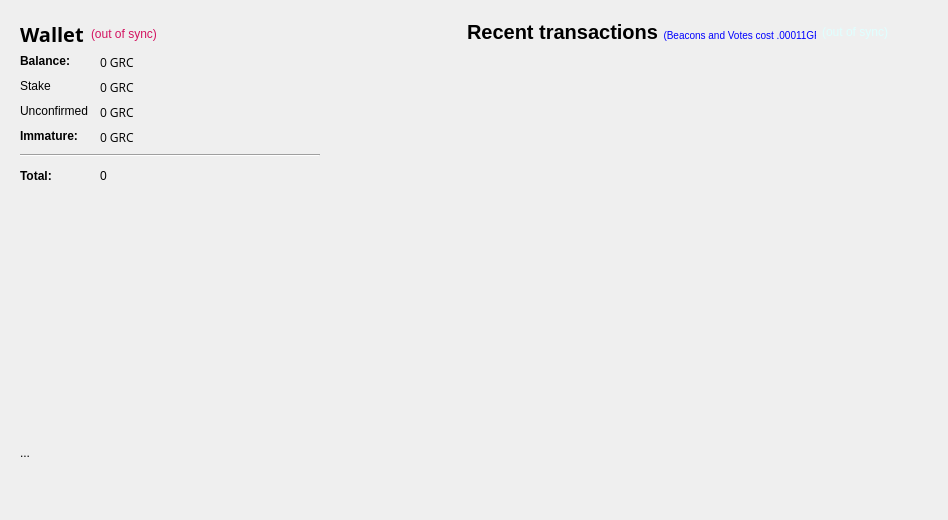
Before: the Qt Designer form src/qt/forms/overviewpage.ui in gridcoin-community/Gridcoin-Research, drawn with Qt 5.
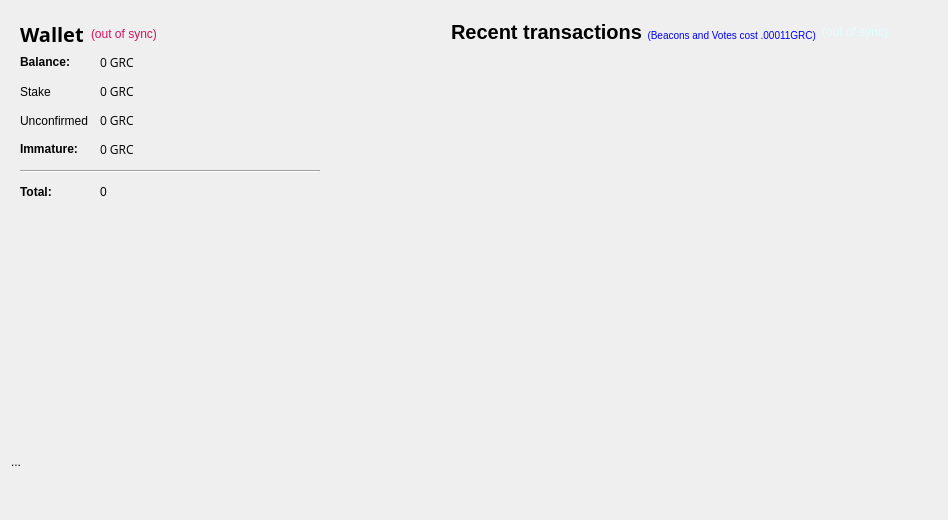
After: the same form once the commit is applied. Icons and pictures are not drawn.

Commit message: Changed overview layout to better scale with window size.

The edit to the form file:
```diff
--- a/src/qt/forms/overviewpage.ui
+++ b/src/qt/forms/overviewpage.ui
@@ -25,7 +25,7 @@
   <property name="maximumSize">
    <size>
     <width>16777215</width>
-    <height>520</height>
+    <height>16777215</height>
    </size>
   </property>
   <property name="windowTitle">
@@ -35,269 +35,13 @@
    <string notr="true">color:#000000;
 font-family:'Open Sans,sans-serif';</string>
   </property>
-  <layout class="QGridLayout" name="gridLayout_2">
-   <property name="sizeConstraint">
-    <enum>QLayout::SetMaximumSize</enum>
-   </property>
-   <property name="leftMargin">
-    <number>11</number>
-   </property>
-   <property name="horizontalSpacing">
-    <number>0</number>
-   </property>
-   <item row="1" column="1">
-    <layout class="QVBoxLayout" name="verticalLayout_3">
-     <property name="spacing">
-      <number>7</number>
-     </property>
-     <item>
-      <widget class="QFrame" name="frame_2">
-       <property name="sizePolicy">
-        <sizepolicy hsizetype="Preferred" vsizetype="Preferred">
-         <horstretch>0</horstretch>
-         <verstretch>0</verstretch>
-        </sizepolicy>
-       </property>
-       <property name="minimumSize">
-        <size>
-         <width>400</width>
-         <height>0</height>
-        </size>
-       </property>
-       <layout class="QVBoxLayout" name="verticalLayout">
-        <property name="leftMargin">
-         <number>0</number>
-        </property>
-        <item>
-         <layout class="QHBoxLayout" name="horizontalLayout_2">
-          <item>
-           <spacer name="horizontalSpacer_3">
-            <property name="orientation">
-             <enum>Qt::Horizontal</enum>
-            </property>
-            <property name="sizeType">
-             <enum>QSizePolicy::Expanding</enum>
-            </property>
-            <property name="sizeHint" stdset="0">
-             <size>
-              <width>40</width>
-              <height>20</height>
-             </size>
-            </property>
-           </spacer>
-          </item>
-          <item>
-           <widget class="QLabel" name="label_4">
-            <property name="sizePolicy">
-             <sizepolicy hsizetype="MinimumExpanding" vsizetype="Preferred">
-              <horstretch>0</horstretch>
-              <verstretch>0</verstretch>
-             </sizepolicy>
-            </property>
-            <property name="minimumSize">
-             <size>
-              <width>300</width>
-              <height>0</height>
-             </size>
-            </property>
-            <property name="text">
-             <string>&lt;html&gt;&lt;head/&gt;&lt;body&gt;&lt;p&gt;&lt;span style=&quot; font-size:20px; font-weight:600; color:#000000;&quot;&gt;Recent transactions&lt;/span&gt;&lt;small&gt;&lt;span&gt;&lt;font color=blue&gt;&amp;nbsp;&amp;nbsp;(Beacons and Votes cost .00011GRC)&lt;/span&gt;&lt;/font&gt;&lt;/p&gt;&lt;/body&gt;&lt;/html&gt;</string>
-            </property>
-           </widget>
-          </item>
-          <item>
-           <widget class="QLabel" name="labelTransactionsStatus">
-            <property name="sizePolicy">
-             <sizepolicy hsizetype="Preferred" vsizetype="Preferred">
-              <horstretch>0</horstretch>
-              <verstretch>0</verstretch>
-             </sizepolicy>
-            </property>
-            <property name="minimumSize">
-             <size>
-              <width>0</width>
-              <height>0</height>
-             </size>
-            </property>
-            <property name="toolTip">
-             <string>The displayed information may be out of date. Your wallet automatically synchronizes with the Gridcoin network after a connection is established, but this process has not completed yet.</string>
-            </property>
-            <property name="styleSheet">
-             <string notr="true">QLabel { color: red; }</string>
-            </property>
-            <property name="text">
-             <string notr="true">&lt;html&gt;&lt;head/&gt;&lt;body&gt;&lt;p&gt;&lt;span style=&quot; color:#dfffff;&quot;&gt;(out of sync)&lt;/span&gt;&lt;/p&gt;&lt;/body&gt;&lt;/html&gt;</string>
-            </property>
-            <property name="alignment">
-             <set>Qt::AlignRight|Qt::AlignTrailing|Qt::AlignVCenter</set>
-            </property>
-           </widget>
-          </item>
-          <item>
-           <spacer name="horizontalSpacer">
-            <property name="orientation">
-             <enum>Qt::Horizontal</enum>
-            </property>
-            <property name="sizeType">
-             <enum>QSizePolicy::Fixed</enum>
-            </property>
-            <property name="sizeHint" stdset="0">
-             <size>
-              <width>40</width>
-              <height>20</height>
-             </size>
-            </property>
-           </spacer>
-          </item>
-         </layout>
-        </item>
-        <item>
-         <spacer name="verticalSpacer_6">
-          <property name="orientation">
-           <enum>Qt::Vertical</enum>
-          </property>
-          <property name="sizeType">
-           <enum>QSizePolicy::Maximum</enum>
-          </property>
-          <property name="sizeHint" stdset="0">
-           <size>
-            <width>20</width>
-            <height>13</height>
-           </size>
-          </property>
-         </spacer>
-        </item>
-        <item>
-         <layout class="QHBoxLayout" name="horizontalLayout_3">
-          <item>
-           <spacer name="horizontalSpacer_5">
-            <property name="orientation">
-             <enum>Qt::Horizontal</enum>
-            </property>
-            <property name="sizeType">
-             <enum>QSizePolicy::Expanding</enum>
-            </property>
-            <property name="sizeHint" stdset="0">
-             <size>
-              <width>40</width>
-              <height>20</height>
-             </size>
-            </property>
-           </spacer>
-          </item>
-          <item>
-           <widget class="QListView" name="listTransactions">
-            <property name="sizePolicy">
-             <sizepolicy hsizetype="MinimumExpanding" vsizetype="MinimumExpanding">
-              <horstretch>0</horstretch>
-              <verstretch>0</verstretch>
-             </sizepolicy>
-            </property>
-            <property name="minimumSize">
-             <size>
-              <width>350</width>
-              <height>200</height>
-             </size>
-            </property>
-            <property name="styleSheet">
-             <string notr="true">QListView { background: transparent;font-size:12px;  }</string>
-            </property>
-            <property name="frameShape">
-             <enum>QFrame::NoFrame</enum>
-            </property>
-            <property name="verticalScrollBarPolicy">
-             <enum>Qt::ScrollBarAlwaysOff</enum>
-            </property>
-            <property name="horizontalScrollBarPolicy">
-             <enum>Qt::ScrollBarAlwaysOff</enum>
-            </property>
-            <property name="selectionMode">
-             <enum>QAbstractItemView::NoSelection</enum>
-            </property>
-           </widget>
-          </item>
-          <item>
-           <spacer name="horizontalSpacer_7">
-            <property name="orientation">
-             <enum>Qt::Horizontal</enum>
-            </property>
-            <property name="sizeType">
-             <enum>QSizePolicy::Fixed</enum>
-            </property>
-            <property name="sizeHint" stdset="0">
-             <size>
-              <width>40</width>
-              <height>20</height>
-             </size>
-            </property>
-           </spacer>
-          </item>
-         </layout>
-        </item>
+  <layout class="QVBoxLayout" name="verticalLayout_5">
         <item>
          <layout class="QHBoxLayout" name="horizontalLayout">
           <item>
-           <spacer name="horizontalSpacer_4">
-            <property name="orientation">
-             <enum>Qt::Horizontal</enum>
-            </property>
-            <property name="sizeType">
-             <enum>QSizePolicy::MinimumExpanding</enum>
-            </property>
-            <property name="sizeHint" stdset="0">
-             <size>
-              <width>40</width>
-              <height>20</height>
-             </size>
-            </property>
-           </spacer>
-          </item>
-          <item>
-           <widget class="QLabel" name="label12">
-            <property name="layoutDirection">
-             <enum>Qt::RightToLeft</enum>
-            </property>
-            <property name="text">
-             <string>&lt;html&gt;&lt;head/&gt;&lt;body&gt;&lt;p align=&quot;center&quot;&gt;&lt;a href=&quot;http://boincstats.com/en/stats/-1/team/detail/118094994/overview&quot;&gt;&lt;span style=&quot; text-decoration: underline; color:#0000ff;&quot;&gt;&lt;img src=&quot;:/images/wallet2&quot;/&gt;&lt;/span&gt;&lt;/a&gt;&lt;/p&gt;&lt;/body&gt;&lt;/html&gt;</string>
-            </property>
-            <property name="alignment">
-             <set>Qt::AlignRight|Qt::AlignTrailing|Qt::AlignVCenter</set>
-            </property>
-            <property name="margin">
-             <number>5</number>
-            </property>
-            <property name="openExternalLinks">
-             <bool>true</bool>
-            </property>
-           </widget>
-          </item>
-          <item>
-           <spacer name="horizontalSpacer_6">
-            <property name="orientation">
-             <enum>Qt::Horizontal</enum>
-            </property>
-            <property name="sizeType">
-             <enum>QSizePolicy::Fixed</enum>
-            </property>
-            <property name="sizeHint" stdset="0">
-             <size>
-              <width>40</width>
-              <height>20</height>
-             </size>
-            </property>
-           </spacer>
-          </item>
-         </layout>
-        </item>
-       </layout>
-      </widget>
-     </item>
-    </layout>
-   </item>
-   <item row="1" column="0">
     <layout class="QVBoxLayout" name="verticalLayout_2">
      <property name="spacing">
-      <number>1</number>
+        <number>-1</number>
      </property>
      <item>
       <widget class="QFrame" name="frame">
@@ -313,7 +57,13 @@
          <height>0</height>
         </size>
        </property>
-       <layout class="QVBoxLayout" name="verticalLayout_4">
+         <property name="maximumSize">
+          <size>
+           <width>16777215</width>
+           <height>16777215</height>
+          </size>
+         </property>
+         <layout class="QVBoxLayout" name="verticalLayout_10">
         <item>
          <layout class="QHBoxLayout" name="horizontalLayout_4">
           <property name="spacing">
@@ -402,7 +152,7 @@
            </widget>
           </item>
           <item row="1" column="0">
-           <widget class="QLabel" name="label_6">
+             <widget class="QLabel" name="label_10">
             <property name="text">
              <string>Stake</string>
             </property>
@@ -502,7 +252,7 @@
            </widget>
           </item>
           <item row="5" column="0">
-           <widget class="QLabel" name="label_10">
+             <widget class="QLabel" name="label_6">
             <property name="text">
              <string>&lt;html&gt;&lt;head/&gt;&lt;body&gt;&lt;p&gt;&lt;span style=&quot; font-weight:600;&quot;&gt;Total:&lt;/span&gt;&lt;/p&gt;&lt;/body&gt;&lt;/html&gt;</string>
             </property>
@@ -520,22 +270,6 @@
           </item>
          </layout>
         </item>
-        <item>
-         <spacer name="verticalSpacer_5">
-          <property name="orientation">
-           <enum>Qt::Vertical</enum>
-          </property>
-          <property name="sizeType">
-           <enum>QSizePolicy::Fixed</enum>
-          </property>
-          <property name="sizeHint" stdset="0">
-           <size>
-            <width>20</width>
-            <height>20</height>
-           </size>
-          </property>
-         </spacer>
-        </item>
         <item>
          <widget class="QLabel" name="txtLastPaymentTime">
           <property name="minimumSize">
@@ -555,27 +289,51 @@
           </property>
          </widget>
         </item>
+         </layout>
+        </widget>
+       </item>
+       <item>
+        <spacer name="verticalSpacer_2">
+         <property name="orientation">
+          <enum>Qt::Vertical</enum>
+         </property>
+         <property name="sizeType">
+          <enum>QSizePolicy::Fixed</enum>
+         </property>
+         <property name="sizeHint" stdset="0">
+          <size>
+           <width>20</width>
+           <height>10</height>
+          </size>
+         </property>
+        </spacer>
+       </item>
+       <item>
+        <layout class="QHBoxLayout" name="horizontalLayout_7" stretch="0,1">
+         <property name="spacing">
+          <number>1</number>
+         </property>
         <item>
          <widget class="QWidget" name="widget" native="true">
           <property name="enabled">
            <bool>true</bool>
           </property>
           <property name="sizePolicy">
-           <sizepolicy hsizetype="Fixed" vsizetype="Fixed">
-            <horstretch>0</horstretch>
-            <verstretch>0</verstretch>
+            <sizepolicy hsizetype="Expanding" vsizetype="Expanding">
+             <horstretch>1</horstretch>
+             <verstretch>1</verstretch>
            </sizepolicy>
           </property>
           <property name="minimumSize">
            <size>
-            <width>350</width>
-            <height>230</height>
+             <width>150</width>
+             <height>150</height>
            </size>
           </property>
           <property name="maximumSize">
            <size>
-            <width>240</width>
-            <height>230</height>
+             <width>16777215</width>
+             <height>16777215</height>
            </size>
           </property>
           <property name="styleSheet">
@@ -584,12 +342,169 @@
          </widget>
         </item>
         <item>
+          <spacer name="horizontalSpacer_5">
+           <property name="orientation">
+            <enum>Qt::Horizontal</enum>
+           </property>
+           <property name="sizeHint" stdset="0">
+            <size>
+             <width>40</width>
+             <height>20</height>
+            </size>
+           </property>
+          </spacer>
+         </item>
+        </layout>
+       </item>
+       <item>
+        <spacer name="verticalSpacer_3">
+         <property name="orientation">
+          <enum>Qt::Vertical</enum>
+         </property>
+         <property name="sizeType">
+          <enum>QSizePolicy::MinimumExpanding</enum>
+         </property>
+         <property name="sizeHint" stdset="0">
+          <size>
+           <width>20</width>
+           <height>10</height>
+          </size>
+         </property>
+        </spacer>
+       </item>
+      </layout>
+     </item>
+     <item>
+      <layout class="QVBoxLayout" name="verticalLayout_3">
+       <property name="spacing">
+        <number>-1</number>
+       </property>
+       <item>
+        <widget class="QFrame" name="frame_2">
+         <property name="sizePolicy">
+          <sizepolicy hsizetype="Preferred" vsizetype="Preferred">
+           <horstretch>0</horstretch>
+           <verstretch>0</verstretch>
+          </sizepolicy>
+         </property>
+         <property name="minimumSize">
+          <size>
+           <width>400</width>
+           <height>0</height>
+          </size>
+         </property>
+         <layout class="QVBoxLayout" name="verticalLayout_12">
+          <property name="leftMargin">
+           <number>0</number>
+          </property>
+          <item>
+           <layout class="QHBoxLayout" name="horizontalLayout_3">
+            <item>
+             <widget class="QLabel" name="label_4">
+              <property name="sizePolicy">
+               <sizepolicy hsizetype="Preferred" vsizetype="Preferred">
+                <horstretch>0</horstretch>
+                <verstretch>0</verstretch>
+               </sizepolicy>
+              </property>
+              <property name="minimumSize">
+               <size>
+                <width>300</width>
+                <height>0</height>
+               </size>
+              </property>
+              <property name="text">
+               <string>&lt;html&gt;&lt;head/&gt;&lt;body&gt;&lt;p&gt;&lt;span style=&quot; font-size:20px; font-weight:600; color:#000000;&quot;&gt;Recent transactions&lt;/span&gt;&lt;small&gt;&lt;span&gt;&lt;font color=blue&gt;&amp;nbsp;&amp;nbsp;(Beacons and Votes cost .00011GRC)&lt;/span&gt;&lt;/font&gt;&lt;/p&gt;&lt;/body&gt;&lt;/html&gt;</string>
+              </property>
+             </widget>
+            </item>
+            <item>
+             <widget class="QLabel" name="labelTransactionsStatus">
+              <property name="sizePolicy">
+               <sizepolicy hsizetype="Preferred" vsizetype="Preferred">
+                <horstretch>0</horstretch>
+                <verstretch>0</verstretch>
+               </sizepolicy>
+              </property>
+              <property name="minimumSize">
+               <size>
+                <width>0</width>
+                <height>0</height>
+               </size>
+              </property>
+              <property name="toolTip">
+               <string>The displayed information may be out of date. Your wallet automatically synchronizes with the Gridcoin network after a connection is established, but this process has not completed yet.</string>
+              </property>
+              <property name="styleSheet">
+               <string notr="true">QLabel { color: red; }</string>
+              </property>
+              <property name="text">
+               <string notr="true">&lt;html&gt;&lt;head/&gt;&lt;body&gt;&lt;p&gt;&lt;span style=&quot; color:#dfffff;&quot;&gt;(out of sync)&lt;/span&gt;&lt;/p&gt;&lt;/body&gt;&lt;/html&gt;</string>
+              </property>
+              <property name="alignment">
+               <set>Qt::AlignRight|Qt::AlignTrailing|Qt::AlignVCenter</set>
+              </property>
+             </widget>
+            </item>
+            <item>
+             <spacer name="horizontalSpacer_4">
+              <property name="orientation">
+               <enum>Qt::Horizontal</enum>
+              </property>
+              <property name="sizeType">
+               <enum>QSizePolicy::Expanding</enum>
+              </property>
+              <property name="sizeHint" stdset="0">
+               <size>
+                <width>40</width>
+                <height>20</height>
+               </size>
+              </property>
+             </spacer>
+            </item>
+           </layout>
+          </item>
+          <item>
+           <widget class="QListView" name="listTransactions">
+            <property name="sizePolicy">
+             <sizepolicy hsizetype="Expanding" vsizetype="Expanding">
+              <horstretch>1</horstretch>
+              <verstretch>0</verstretch>
+             </sizepolicy>
+            </property>
+            <property name="minimumSize">
+             <size>
+              <width>0</width>
+              <height>0</height>
+             </size>
+            </property>
+            <property name="styleSheet">
+             <string notr="true">QListView { background: transparent;font-size:12px;  }</string>
+            </property>
+            <property name="frameShape">
+             <enum>QFrame::NoFrame</enum>
+            </property>
+            <property name="verticalScrollBarPolicy">
+             <enum>Qt::ScrollBarAlwaysOff</enum>
+            </property>
+            <property name="horizontalScrollBarPolicy">
+             <enum>Qt::ScrollBarAlwaysOff</enum>
+            </property>
+            <property name="selectionMode">
+             <enum>QAbstractItemView::NoSelection</enum>
+            </property>
+           </widget>
+          </item>
+         </layout>
+        </widget>
+       </item>
+       <item>
          <spacer name="verticalSpacer">
           <property name="orientation">
            <enum>Qt::Vertical</enum>
           </property>
           <property name="sizeType">
-           <enum>QSizePolicy::MinimumExpanding</enum>
+          <enum>QSizePolicy::Expanding</enum>
           </property>
           <property name="sizeHint" stdset="0">
            <size>
@@ -599,8 +514,20 @@
           </property>
          </spacer>
         </item>
+      </layout>
+     </item>
+    </layout>
+   </item>
+   <item>
+    <layout class="QHBoxLayout" name="horizontalLayout_5">
         <item>
          <widget class="QLabel" name="txtDisplay">
+       <property name="sizePolicy">
+        <sizepolicy hsizetype="Preferred" vsizetype="Preferred">
+         <horstretch>1</horstretch>
+         <verstretch>0</verstretch>
+        </sizepolicy>
+       </property>
           <property name="minimumSize">
            <size>
             <width>448</width>
@@ -612,9 +539,57 @@
           </property>
          </widget>
         </item>
-       </layout>
+     <item>
+      <spacer name="horizontalSpacer">
+       <property name="orientation">
+        <enum>Qt::Horizontal</enum>
+       </property>
+       <property name="sizeType">
+        <enum>QSizePolicy::Fixed</enum>
+       </property>
+       <property name="sizeHint" stdset="0">
+        <size>
+         <width>20</width>
+         <height>20</height>
+        </size>
+       </property>
+      </spacer>
+     </item>
+     <item>
+      <widget class="QLabel" name="label12">
+       <property name="layoutDirection">
+        <enum>Qt::RightToLeft</enum>
+       </property>
+       <property name="text">
+        <string>&lt;html&gt;&lt;head/&gt;&lt;body&gt;&lt;p align=&quot;center&quot;&gt;&lt;a href=&quot;http://boincstats.com/en/stats/-1/team/detail/118094994/overview&quot;&gt;&lt;span style=&quot; text-decoration: underline; color:#0000ff;&quot;&gt;&lt;img src=&quot;:/images/wallet2&quot;/&gt;&lt;/span&gt;&lt;/a&gt;&lt;/p&gt;&lt;/body&gt;&lt;/html&gt;</string>
+       </property>
+       <property name="alignment">
+        <set>Qt::AlignRight|Qt::AlignTrailing|Qt::AlignVCenter</set>
+       </property>
+       <property name="margin">
+        <number>5</number>
+       </property>
+       <property name="openExternalLinks">
+        <bool>true</bool>
+       </property>
       </widget>
      </item>
+     <item>
+      <spacer name="horizontalSpacer_3">
+       <property name="orientation">
+        <enum>Qt::Horizontal</enum>
+       </property>
+       <property name="sizeType">
+        <enum>QSizePolicy::Fixed</enum>
+       </property>
+       <property name="sizeHint" stdset="0">
+        <size>
+         <width>20</width>
+         <height>20</height>
+        </size>
+       </property>
+      </spacer>
+     </item>
     </layout>
    </item>
   </layout>
```
Lines whose indentation alone changed are shown as unchanged.
